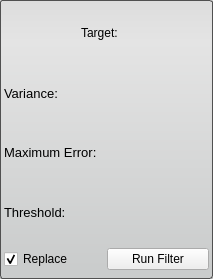
Old version of the form src/Interface/ToolInterface/CannyEdgeDetectionFilterInterface.ui in the repository SCIInstitute/Seg3D.
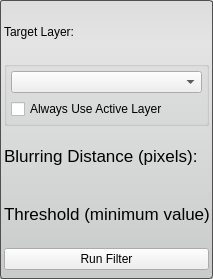
New version of the form.

Commit message: adding 4 more filters to Seg3d

The edit to the form file:
```diff
--- a/src/Interface/ToolInterface/CannyEdgeDetectionFilterInterface.ui
+++ b/src/Interface/ToolInterface/CannyEdgeDetectionFilterInterface.ui
@@ -11,7 +11,7 @@
    </rect>
   </property>
   <property name="sizePolicy">
-   <sizepolicy hsizetype="Preferred" vsizetype="Fixed">
+   <sizepolicy hsizetype="Preferred" vsizetype="Preferred">
     <horstretch>0</horstretch>
     <verstretch>0</verstretch>
    </sizepolicy>
@@ -22,12 +22,6 @@
     <height>279</height>
    </size>
   </property>
-  <property name="maximumSize">
-   <size>
-    <width>16777215</width>
-    <height>279</height>
-   </size>
-  </property>
   <property name="baseSize">
    <size>
     <width>650</width>
@@ -52,26 +46,14 @@
     <number>4</number>
    </property>
    <item>
-    <layout class="QHBoxLayout" name="activeHLayout" stretch="1">
+    <layout class="QHBoxLayout" name="activeHLayout" stretch="0">
      <property name="spacing">
       <number>0</number>
      </property>
      <item>
-      <widget class="QLabel" name="activeLabel">
-       <property name="sizePolicy">
-        <sizepolicy hsizetype="Fixed" vsizetype="Preferred">
-         <horstretch>0</horstretch>
-         <verstretch>0</verstretch>
-        </sizepolicy>
-       </property>
-       <property name="minimumSize">
-        <size>
-         <width>50</width>
-         <height>0</height>
-        </size>
-       </property>
+      <widget class="QLabel" name="label">
        <property name="text">
-        <string>Target:</string>
+        <string>Target Layer:</string>
        </property>
       </widget>
      </item>
@@ -80,33 +62,45 @@
    <item>
     <layout class="QHBoxLayout" name="varianceHLayout_top">
      <item>
-      <widget class="QLabel" name="varianceLabel">
+      <widget class="QGroupBox" name="target_groupbox_">
        <property name="font">
         <font>
          <pointsize>10</pointsize>
         </font>
        </property>
-       <property name="text">
-        <string>Variance:</string>
+       <property name="title">
+        <string/>
        </property>
+       <layout class="QVBoxLayout" name="verticalLayout_4">
+        <property name="margin">
+         <number>4</number>
+        </property>
+        <item>
+         <widget class="QComboBox" name="target_layer_"/>
+        </item>
+        <item>
+         <widget class="QCheckBox" name="use_active_layer_">
+          <property name="text">
+           <string>Always Use Active Layer</string>
+          </property>
+         </widget>
+        </item>
+       </layout>
       </widget>
      </item>
     </layout>
    </item>
    <item>
-    <layout class="QHBoxLayout" name="varianceHLayout_bottom"/>
-   </item>
-   <item>
-    <layout class="QHBoxLayout" name="errorHLayout_top">
+    <layout class="QHBoxLayout" name="blurringdistanceHLayout_top">
      <item>
-      <widget class="QLabel" name="errorLabel">
+      <widget class="QLabel" name="blurringdistanceLabel">
        <property name="font">
         <font>
-         <pointsize>10</pointsize>
+         <pointsize>13</pointsize>
         </font>
        </property>
        <property name="text">
-        <string>Maximum Error:</string>
+        <string>Blurring Distance (pixels):</string>
        </property>
       </widget>
      </item>
@@ -121,11 +115,11 @@
       <widget class="QLabel" name="thresholdLabel">
        <property name="font">
         <font>
-         <pointsize>10</pointsize>
+         <pointsize>13</pointsize>
         </font>
        </property>
        <property name="text">
-        <string>Threshold:</string>
+        <string>Threshold (minimum value):</string>
        </property>
       </widget>
      </item>
@@ -148,23 +142,13 @@
        <height>32</height>
       </size>
      </property>
-     <layout class="QHBoxLayout" name="horizontalLayout" stretch="1,1">
+     <layout class="QHBoxLayout" name="horizontalLayout" stretch="1">
       <property name="spacing">
        <number>0</number>
       </property>
       <property name="margin">
        <number>0</number>
       </property>
-      <item>
-       <widget class="QCheckBox" name="replaceCheckBox">
-        <property name="text">
-         <string>Replace</string>
-        </property>
-        <property name="checked">
-         <bool>true</bool>
-        </property>
-       </widget>
-      </item>
       <item>
        <widget class="QPushButton" name="runFilterButton">
         <property name="text">
```
Left out of the diff: 4 changed lines with no effect on the pictures. The commit also changes 30 other files.
